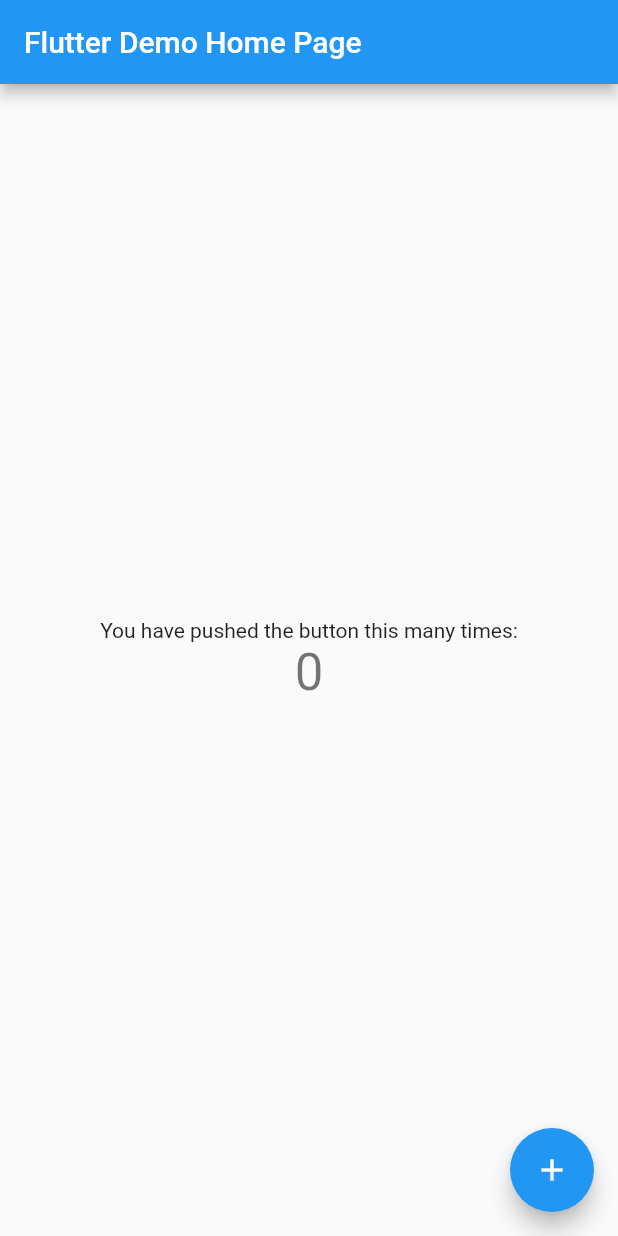
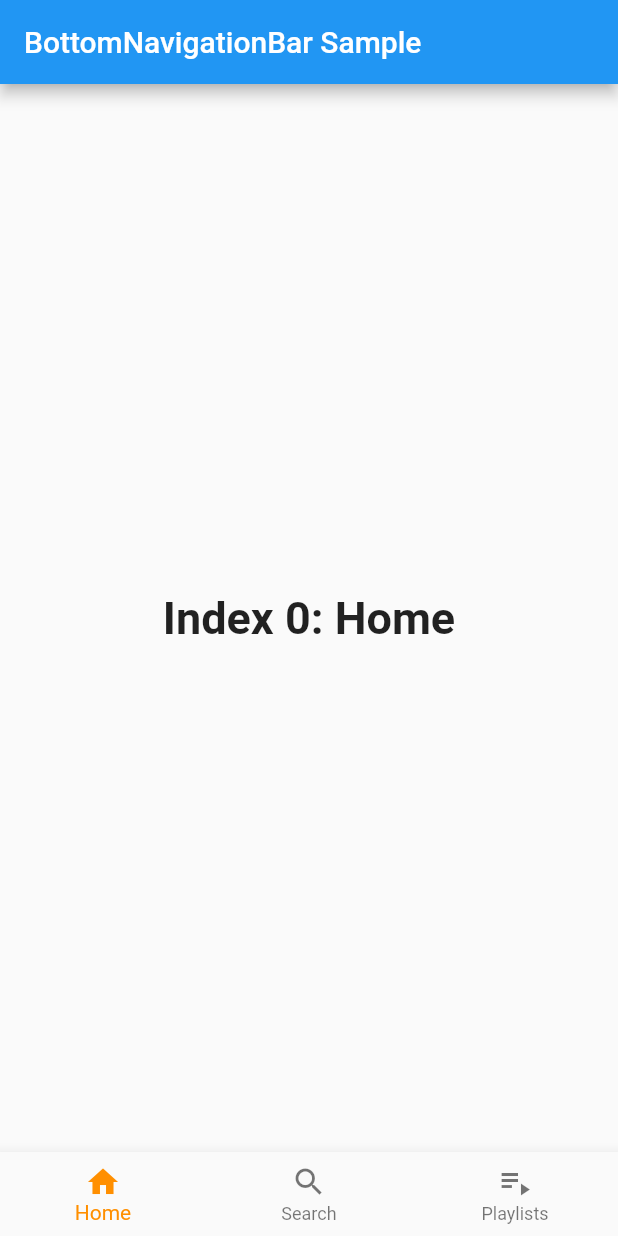
Before and after one commit to JForden/Nuclear_app, a Flutter app: the screen it shows after launch, on a phone screen of 412 x 824 dp. Run offline on Flutter 3.47's test engine with Material 2 defaults, Android fonts, the phone set to English and light mode, and no system bars.

Commit message:
First commit, got navigation working.
Co-authored-by: nolanapple <nolanapple@users.noreply.github.com>

```diff
--- /dev/null
+++ b/lib/Screens/Search/Search.dart
@@ -0,0 +1,21 @@
+import 'package:flutter/material.dart';
+
+class Search extends StatefulWidget {
+  @override
+  _SearchState createState() => _SearchState();
+}
+
+@override
+class _SearchState extends State<Search> {
+  @override
+  Widget build(BuildContext context) {
+    return Scaffold(
+      appBar: AppBar(
+        title: Text('Search'),
+      ),
+      body: Center(
+        child: Text('Search'),
+      ),
+    );
+  }
+}
--- a/lib/main.dart
+++ b/lib/main.dart
@@ -1,115 +1,115 @@
 import 'package:flutter/material.dart';
+import 'Screens/Search/Search.dart';
+import 'Screens/Playlists/Playlists.dart';
 
-void main() {
-  runApp(const MyApp());
-}
+void main() => runApp(const MyApp());
 
 class MyApp extends StatelessWidget {
   const MyApp({Key? key}) : super(key: key);
 
-  // This widget is the root of your application.
+  static const String _title = 'Flutter Code Sample';
+
   @override
   Widget build(BuildContext context) {
-    return MaterialApp(
-      title: 'Nuclear App',
-      theme: ThemeData(
-        // This is the theme of your application.
-        //
-        // Try running your application with "flutter run". You'll see the
-        // application has a blue toolbar. Then, without quitting the app, try
-        // changing the primarySwatch below to Colors.green and then invoke
-        // "hot reload" (press "r" in the console where you ran "flutter run",
-        // or simply save your changes to "hot reload" in a Flutter IDE).
-        // Notice that the counter didn't reset back to zero; the application
-        // is not restarted.
-        primarySwatch: Colors.blue,
-      ),
-      home: const MyHomePage(title: 'Flutter Demo Home Page'),
+    return const MaterialApp(
+      title: _title,
+      home: MyStatefulWidget(),
     );
   }
 }
 
-class MyHomePage extends StatefulWidget {
-  const MyHomePage({Key? key, required this.title}) : super(key: key);
-
-  // This widget is the home page of your application. It is stateful, meaning
-  // that it has a State object (defined below) that contains fields that affect
-  // how it looks.
-
-  // This class is the configuration for the state. It holds the values (in this
-  // case the title) provided by the parent (in this case the App widget) and
-  // used by the build method of the State. Fields in a Widget subclass are
-  // always marked "final".
-
-  final String title;
+class MyStatefulWidget extends StatefulWidget {
+  const MyStatefulWidget({Key? key}) : super(key: key);
 
   @override
-  State<MyHomePage> createState() => _MyHomePageState();
+  State<MyStatefulWidget> createState() => _MyStatefulWidgetState();
 }
 
-class _MyHomePageState extends State<MyHomePage> {
-  int _counter = 0;
+class _MyStatefulWidgetState extends State<MyStatefulWidget> {
+  int _selectedIndex = 0;
+  static const TextStyle optionStyle =
+      TextStyle(fontSize: 30, fontWeight: FontWeight.bold);
 
-  void _incrementCounter() {
+  final List<Widget> _widgetOptions2 = [
+    MyApp(),
+    Search(),
+    Playlists(),
+  ];
+
+  static const List<Widget> _widgetOptions = <Widget>[
+    Text(
+      'Index 0: Home',
+      style: optionStyle,
+    ),
+    Text(
+      'Index 1: Search',
+      style: optionStyle,
+    ),
+    Text(
+      'Index 2: Playlists',
+      style: optionStyle,
+    ),
+  ];
+
+  void _onItemTapped(int index) {
+    if (index == 0) {
+      Navigator.push(
+        context,
+        MaterialPageRoute(builder: (context) => MyApp()),
+      );
+    }
+
+    if (index == 1) {
+      Navigator.push(
+        context,
+        MaterialPageRoute(builder: (context) => Search()),
+      );
+    }
+
+    if (index == 2) {
+      Navigator.push(
+        context,
+        MaterialPageRoute(builder: (context) => Playlists()),
+      );
+    }
+
     setState(() {
-      // This call to setState tells the Flutter framework that something has
-      // changed in this State, which causes it to rerun the build method below
-      // so that the display can reflect the updated values. If we changed
-      // _counter without calling setState(), then the build method would not be
-      // called again, and so nothing would appear to happen.
-      _counter++;
+      _selectedIndex = index;
     });
   }
 
   @override
   Widget build(BuildContext context) {
-    // This method is rerun every time setState is called, for instance as done
-    // by the _incrementCounter method above.
-    //
-    // The Flutter framework has been optimized to make rerunning build methods
-    // fast, so that you can just rebuild anything that needs updating rather
-    // than having to individually change instances of widgets.
     return Scaffold(
       appBar: AppBar(
-        // Here we take the value from the MyHomePage object that was created by
-        // the App.build method, and use it to set our appbar title.
-        title: Text(widget.title),
+        title: const Text('BottomNavigationBar Sample'),
       ),
       body: Center(
-        // Center is a layout widget. It takes a single child and positions it
-        // in the middle of the parent.
-        child: Column(
-          // Column is also a layout widget. It takes a list of children and
-          // arranges them vertically. By default, it sizes itself to fit its
-          // children horizontally, and tries to be as tall as its parent.
-          //
-          // Invoke "debug painting" (press "p" in the console, choose the
-          // "Toggle Debug Paint" action from the Flutter Inspector in Android
-          // Studio, or the "Toggle Debug Paint" command in Visual Studio Code)
-          // to see the wireframe for each widget.
-          //
-          // Column has various properties to control how it sizes itself and
-          // how it positions its children. Here we use mainAxisAlignment to
-          // center the children vertically; the main axis here is the vertical
-          // axis because Columns are vertical (the cross axis would be
-          // horizontal).
-          mainAxisAlignment: MainAxisAlignment.center,
-          children: <Widget>[
-            const Text(
-              'You have pushed the button this many times:',
-            ),
-            Text(
-              '$_counter',
-              style: Theme.of(context).textTheme.headline4,
-            ),
-          ],
-        ),
+        child: _widgetOptions.elementAt(_selectedIndex),
       ),
-      floatingActionButton: FloatingActionButton(
-        onPressed: _incrementCounter,
-        tooltip: 'Increment',
-        child: const Icon(Icons.add),
-      ), // This trailing comma makes auto-formatting nicer for build methods.
+      bottomNavigationBar: BottomNavigationBar(
+        items: const <BottomNavigationBarItem>[
+          BottomNavigationBarItem(
+            icon: Icon(Icons.home),
+            label: 'Home',
+            backgroundColor: Colors.red,
+          ),
+          BottomNavigationBarItem(
+            icon: Icon(Icons.search),
+            label: 'Search',
+            backgroundColor: Colors.green,
+          ),
+          BottomNavigationBarItem(
+            icon: Icon(Icons.playlist_play_outlined),
+            label: 'Playlists',
+            backgroundColor: Colors.purple,
+          ),
+        ],
+        currentIndex: _selectedIndex,
+        selectedItemColor: Colors.amber[800],
+        onTap: _onItemTapped,
+        //OnTap: ()
+      ),
     );
   }
 }
```
Also changed, not shown: lib/Screens/Playlists/Playlists.dart (added, +21 -0 lines).
